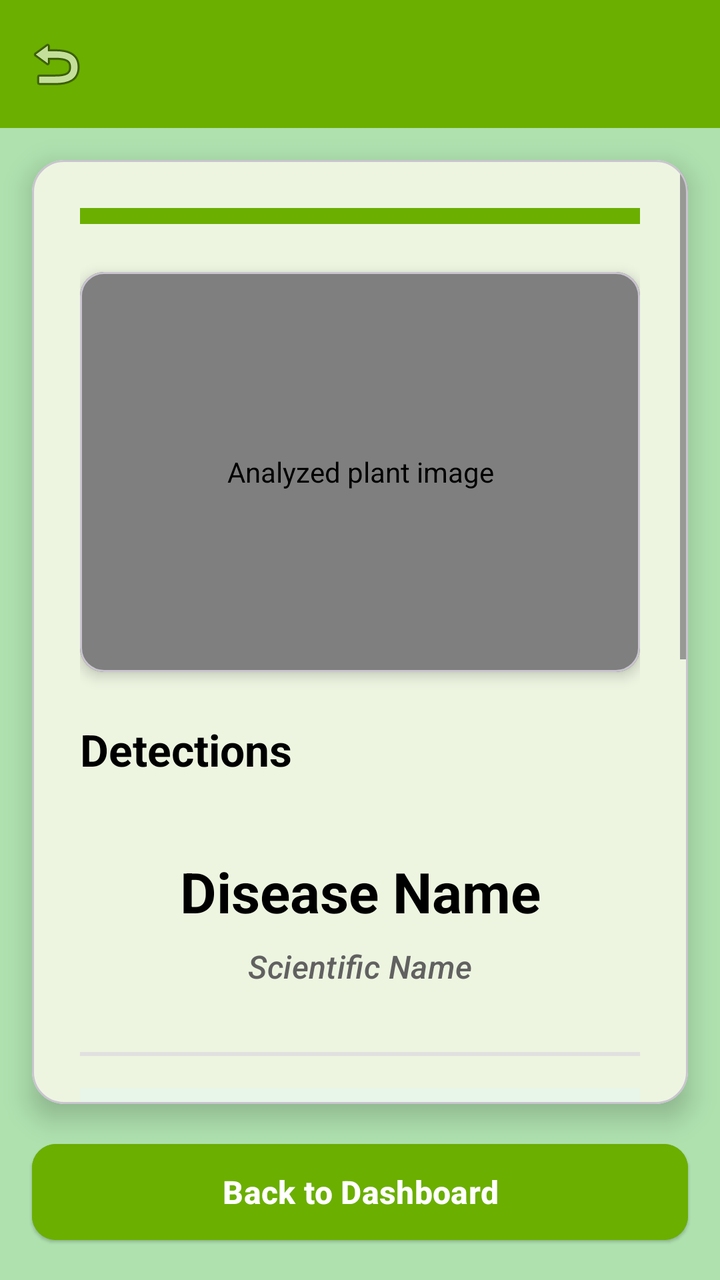
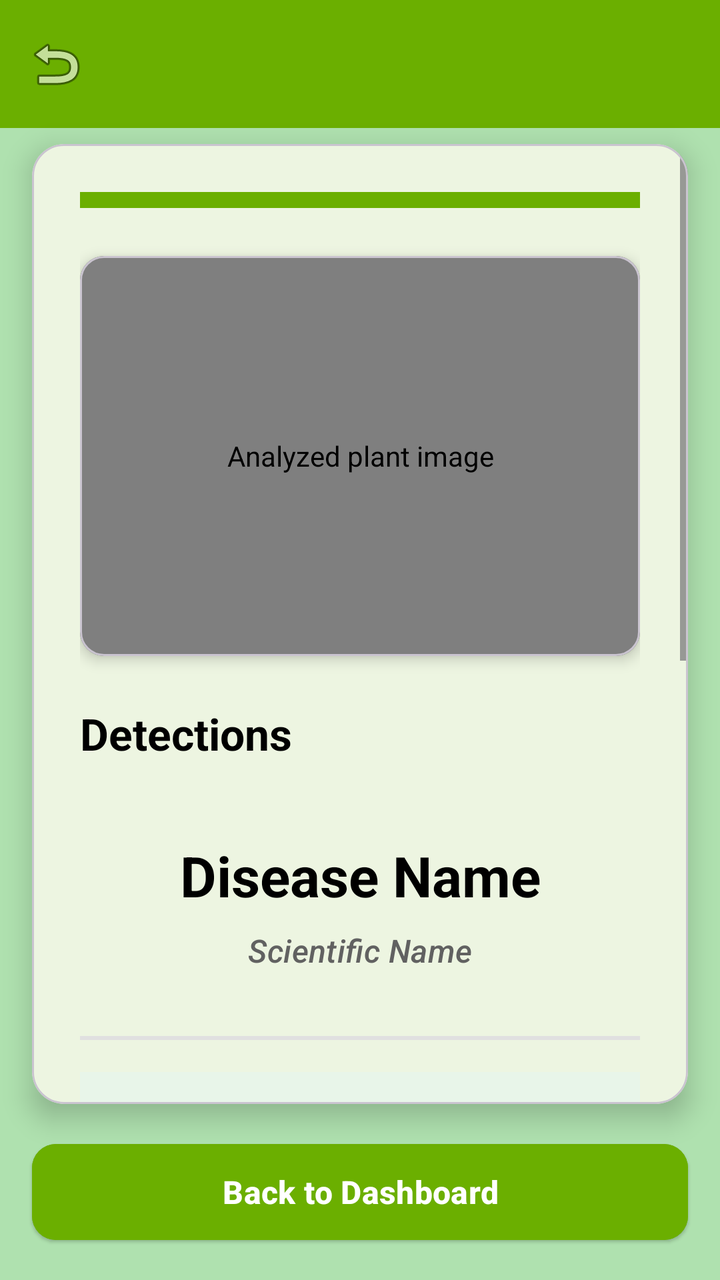

Compare the two renders of this Android layout. The source of the first and the diff that turns it into the second are given below.
<!-- AndroidManifest.xml: application theme Theme.CapstoneProjectApp -->
<!-- res/layout/activity_result.xml -->
<?xml version="1.0" encoding="utf-8"?>
<androidx.constraintlayout.widget.ConstraintLayout xmlns:android="http://schemas.android.com/apk/res/android"
    xmlns:app="http://schemas.android.com/apk/res-auto"
    xmlns:tools="http://schemas.android.com/tools"
    android:layout_width="match_parent"
    android:layout_height="match_parent"
    android:background="@color/Soft_Mint_Green"
    android:fitsSystemWindows="true"
    tools:context=".ResultActivity">

    
    <com.google.android.material.appbar.MaterialToolbar
        android:id="@+id/toolbar"
        android:layout_width="0dp"
        android:layout_height="?attr/actionBarSize"
        android:background="@color/Deep_Natural_Green"
        android:elevation="4dp"
        app:titleTextColor="@android:color/white"
        app:navigationIcon="@android:drawable/ic_menu_revert"
        app:layout_constraintEnd_toEndOf="parent"
        app:layout_constraintStart_toStartOf="parent"
        app:layout_constraintTop_toTopOf="parent" />

    
    <com.google.android.material.card.MaterialCardView
        android:id="@+id/resultCard"
        android:layout_width="0dp"
        android:layout_height="0dp"
        android:layout_marginHorizontal="16dp"
        android:layout_marginTop="16dp"
        android:layout_marginBottom="16dp"
        app:cardCornerRadius="16dp"
        app:cardElevation="8dp"
        app:layout_constraintBottom_toTopOf="@+id/btnBackToDashboard"
        app:layout_constraintEnd_toEndOf="parent"
        app:layout_constraintStart_toStartOf="parent"
        app:layout_constraintTop_toBottomOf="@+id/toolbar">

        <ScrollView
            android:layout_width="match_parent"
            android:layout_height="match_parent"
            android:fillViewport="true">

            <LinearLayout
                android:layout_width="match_parent"
                android:layout_height="wrap_content"
                android:orientation="vertical"
                android:padding="24dp">

                
                <View
                    android:id="@+id/severityIndicator"
                    android:layout_width="match_parent"
                    android:layout_height="8dp"
                    android:layout_marginBottom="24dp"
                    android:background="@color/Deep_Natural_Green"/>

                
                <com.google.android.material.card.MaterialCardView
                    android:layout_width="match_parent"
                    android:layout_height="wrap_content"
                    app:cardCornerRadius="12dp"
                    app:cardElevation="4dp"
                    android:layout_marginBottom="24dp">

                    <com.example.capstoneprojectapp.DetectionImageView
                        android:id="@+id/analyzedImageView"
                        android:layout_width="match_parent"
                        android:layout_height="200dp"
                        android:scaleType="centerCrop"
                        android:contentDescription="Analyzed plant image" />

                </com.google.android.material.card.MaterialCardView>

                
                <com.google.android.material.textview.MaterialTextView
                    android:id="@+id/detectionsHeader"
                    android:layout_width="match_parent"
                    android:layout_height="wrap_content"
                    android:text="Detections"
                    android:textAppearance="@style/TextAppearance.Material3.TitleLarge"
                    android:textStyle="bold"
                    android:textColor="@android:color/black"
                    android:paddingBottom="8dp"/>

                <com.google.android.material.textview.MaterialTextView
                    android:id="@+id/detectionsListText"
                    android:layout_width="match_parent"
                    android:layout_height="wrap_content"
                    android:text=""
                    android:textAppearance="@style/TextAppearance.Material3.BodyLarge"
                    android:textColor="#424242"
                    android:lineSpacingExtra="2dp"
                    android:paddingBottom="8dp"/>

                <com.google.android.material.button.MaterialButton
                    android:id="@+id/btnShowAllDetections"
                    style="@style/Widget.Material3.Button.TextButton"
                    android:layout_width="wrap_content"
                    android:layout_height="wrap_content"
                    android:text="Show all"
                    android:visibility="gone"
                    android:layout_gravity="end"
                    android:layout_marginBottom="16dp"/>

                
                <com.google.android.material.textview.MaterialTextView
                    android:id="@+id/diseaseNameText"
                    android:layout_width="match_parent"
                    android:layout_height="wrap_content"
                    android:text="Disease Name"
                    android:textAppearance="@style/TextAppearance.Material3.HeadlineMedium"
                    android:textStyle="bold"
                    android:textColor="@android:color/black"
                    android:gravity="center"
                    android:paddingBottom="8dp"/>

                
                <com.google.android.material.textview.MaterialTextView
                    android:id="@+id/scientificNameText"
                    android:layout_width="match_parent"
                    android:layout_height="wrap_content"
                    android:text="Scientific Name"
                    android:textAppearance="@style/TextAppearance.Material3.TitleMedium"
                    android:textStyle="italic"
                    android:textColor="#616161"
                    android:gravity="center"
                    android:paddingBottom="16dp"/>

                
                <View
                    android:layout_width="match_parent"
                    android:layout_height="2dp"
                    android:layout_marginVertical="16dp"
                    android:background="#E0E0E0"/>

                
                <com.google.android.material.textview.MaterialTextView
                    android:id="@+id/treatableStatusText"
                    android:layout_width="match_parent"
                    android:layout_height="wrap_content"
                    android:text="Treatable Status"
                    android:textAppearance="@style/TextAppearance.Material3.TitleMedium"
                    android:textStyle="bold"
                    android:textColor="@color/Deep_Natural_Green"
                    android:background="#E8F5E9"
                    android:padding="12dp"
                    android:layout_marginBottom="16dp"/>

                
                <com.google.android.material.textview.MaterialTextView
                    android:layout_width="match_parent"
                    android:layout_height="wrap_content"
                    android:text="📋 Definition"
                    android:textAppearance="@style/TextAppearance.Material3.TitleLarge"
                    android:textStyle="bold"
                    android:textColor="@android:color/black"
                    android:paddingBottom="8dp"/>

                <com.google.android.material.textview.MaterialTextView
                    android:id="@+id/definitionText"
                    android:layout_width="match_parent"
                    android:layout_height="wrap_content"
                    android:text="Disease definition and description"
                    android:textAppearance="@style/TextAppearance.Material3.BodyLarge"
                    android:textColor="#424242"
                    android:lineSpacingExtra="4dp"
                    android:paddingBottom="20dp"/>

                
                <View
                    android:layout_width="match_parent"
                    android:layout_height="1dp"
                    android:layout_marginVertical="12dp"
                    android:background="#E0E0E0"/>

                
                <com.google.android.material.textview.MaterialTextView
                    android:id="@+id/managementHeaderText"
                    android:layout_width="match_parent"
                    android:layout_height="wrap_content"
                    android:text="Management"
                    android:textAppearance="@style/TextAppearance.Material3.TitleMedium"
                    android:textStyle="bold"
                    android:textColor="@android:color/black"
                    android:paddingBottom="6dp"/>

                <com.google.android.material.textview.MaterialTextView
                    android:id="@+id/managementText"
                    android:layout_width="match_parent"
                    android:layout_height="wrap_content"
                    android:text="Management steps"
                    android:textAppearance="@style/TextAppearance.Material3.BodyLarge"
                    android:background="#E8F5E9"
                    android:padding="16dp"
                    android:textColor="#2E7D32"
                    android:lineSpacingExtra="4dp"
                    android:layout_marginBottom="16dp"/>

                
                <com.google.android.material.textview.MaterialTextView
                    android:id="@+id/preventionHeaderText"
                    android:layout_width="match_parent"
                    android:layout_height="wrap_content"
                    android:text="Prevention"
                    android:textAppearance="@style/TextAppearance.Material3.TitleMedium"
                    android:textStyle="bold"
                    android:textColor="@android:color/black"
                    android:paddingBottom="6dp"/>

                <com.google.android.material.textview.MaterialTextView
                    android:id="@+id/preventionText"
                    android:layout_width="match_parent"
                    android:layout_height="wrap_content"
                    android:text="Prevention tips"
                    android:textAppearance="@style/TextAppearance.Material3.BodyLarge"
                    android:background="#E8F5E9"
                    android:padding="16dp"
                    android:textColor="#2E7D32"
                    android:lineSpacingExtra="4dp"
                    android:layout_marginBottom="16dp"/>

                
                <View
                    android:layout_width="match_parent"
                    android:layout_height="1dp"
                    android:layout_marginVertical="12dp"
                    android:background="#E0E0E0"/>

                
                <com.google.android.material.textview.MaterialTextView
                    android:id="@+id/confidenceText"
                    android:layout_width="wrap_content"
                    android:layout_height="wrap_content"
                    android:layout_gravity="end"
                    android:text="Detection Confidence: High"
                    android:textAppearance="@style/TextAppearance.Material3.LabelLarge"
                    android:textColor="#9E9E9E"
                    android:textStyle="italic"/>

            </LinearLayout>
        </ScrollView>
    </com.google.android.material.card.MaterialCardView>

    
    <com.google.android.material.button.MaterialButton
        android:id="@+id/btnBackToDashboard"
        style="@style/Widget.Material3.Button.ElevatedButton"
        android:layout_width="0dp"
        android:layout_height="56dp"
        android:text="Back to Dashboard"
        android:textSize="16sp"
        android:textStyle="bold"
        android:textColor="@android:color/white"
        android:backgroundTint="@color/Deep_Natural_Green"
        android:layout_marginHorizontal="16dp"
        android:layout_marginBottom="16dp"
        app:cornerRadius="12dp"
        app:layout_constraintBottom_toBottomOf="parent"
        app:layout_constraintEnd_toEndOf="parent"
        app:layout_constraintStart_toStartOf="parent" />

</androidx.constraintlayout.widget.ConstraintLayout>
<!-- resources referenced by this layout -->
<resources>
  <color name="Deep_Natural_Green">#6BAF00</color>
  <color name="Soft_Mint_Green">#AFE1AF</color>
  <style name="Theme.CapstoneProjectApp" parent="Base.Theme.CapstoneProjectApp" />
  <style name="Base.Theme.CapstoneProjectApp" parent="Theme.Material3.DayNight.NoActionBar">
          
          <item name="colorPrimary">@color/Deep_Natural_Green</item>
          <item name="colorPrimaryVariant">@color/Mild_Tone_Green</item>
          <item name="colorOnPrimary">@android:color/white</item>
          
          
          <item name="colorSecondary">@color/Bright_Lime_Green</item>
          <item name="colorSecondaryVariant">@color/Mild_Tone_Green</item>
          <item name="colorOnSecondary">@android:color/white</item>
          
          
          <item name="android:colorBackground">@color/Soft_Mint_Green</item>
          <item name="colorSurface">@android:color/white</item>
          <item name="colorOnBackground">@color/Near_Black</item>
          <item name="colorOnSurface">@color/Near_Black</item>
          
          
          <item name="android:statusBarColor">@color/Deep_Natural_Green</item>
          <item name="android:windowLightStatusBar">false</item>
          
          
          <item name="android:navigationBarColor">@color/Deep_Natural_Green</item>
          
          
          <item name="bottomNavigationStyle">@style/Widget.App.BottomNavigationView</item>
      </style>
  <color name="Mild_Tone_Green">#7DA97D</color>&gt;
  <color name="Bright_Lime_Green">#A3D900</color>
  <color name="Near_Black">#1C1C1C</color>
  <style name="Widget.App.BottomNavigationView" parent="Widget.Material3.BottomNavigationView">
          <item name="materialThemeOverlay">@style/ThemeOverlay.App.BottomNavigationView</item>
          <item name="itemIconTint">@color/bottom_nav_color</item>
          <item name="itemTextColor">@color/bottom_nav_color</item>
          <item name="itemRippleColor">@color/Mild_Tone_Green</item>
      </style>
  <style name="ThemeOverlay.App.BottomNavigationView" parent="">
          <item name="colorPrimary">@color/Deep_Natural_Green</item>
          <item name="colorOnPrimary">@color/Muted_Gray</item>
          <item name="colorSurface">@android:color/white</item>
      </style>
  <color name="Muted_Gray">#666666</color>
</resources>

<!-- the commit's change to res/layout/activity_result.xml (unified diff, before → after) -->
@@ -23,18 +23,43 @@
 
     
     <com.google.android.material.card.MaterialCardView
+        android:id="@+id/offlineBanner"
+        android:layout_width="0dp"
+        android:layout_height="wrap_content"
+        android:layout_marginHorizontal="16dp"
+        android:layout_marginTop="12dp"
+        android:visibility="gone"
+        app:cardBackgroundColor="#FFF3CD"
+        app:cardCornerRadius="8dp"
+        app:cardElevation="0dp"
+        app:layout_constraintTop_toBottomOf="@+id/toolbar"
+        app:layout_constraintStart_toStartOf="parent"
+        app:layout_constraintEnd_toEndOf="parent">
+
+        <com.google.android.material.textview.MaterialTextView
+            android:layout_width="match_parent"
+            android:layout_height="wrap_content"
+            android:padding="12dp"
+            android:text="Offline data: Showing cached disease info"
+            android:textColor="#7A5B00"
+            android:textAppearance="@style/TextAppearance.Material3.BodyMedium" />
+
+    </com.google.android.material.card.MaterialCardView>
+
+    
+    <com.google.android.material.card.MaterialCardView
         android:id="@+id/resultCard"
         android:layout_width="0dp"
         android:layout_height="0dp"
         android:layout_marginHorizontal="16dp"
-        android:layout_marginTop="16dp"
+        android:layout_marginTop="8dp"
         android:layout_marginBottom="16dp"
         app:cardCornerRadius="16dp"
         app:cardElevation="8dp"
         app:layout_constraintBottom_toTopOf="@+id/btnBackToDashboard"
         app:layout_constraintEnd_toEndOf="parent"
         app:layout_constraintStart_toStartOf="parent"
-        app:layout_constraintTop_toBottomOf="@+id/toolbar">
+        app:layout_constraintTop_toBottomOf="@+id/offlineBanner">
 
         <ScrollView
             android:layout_width="match_parent"
<!-- resource entries referenced after the edit -->
@@ -3,7 +3,7 @@
   <color name="Deep_Natural_Green">#6BAF00</color>
   <color name="Soft_Mint_Green">#AFE1AF</color>
   <style name="Theme.CapstoneProjectApp" parent="Base.Theme.CapstoneProjectApp" />
-  <style name="Base.Theme.CapstoneProjectApp" parent="Theme.Material3.DayNight.NoActionBar">
+  <style name="Base.Theme.CapstoneProjectApp" parent="Theme.Material3.Light.NoActionBar">
           
           <item name="colorPrimary">@color/Deep_Natural_Green</item>
           <item name="colorPrimaryVariant">@color/Mild_Tone_Green</item>
@@ -28,6 +28,9 @@
           <item name="android:navigationBarColor">@color/Deep_Natural_Green</item>
           
           
+          <item name="android:forceDarkAllowed">false</item>
+  
+          
           <item name="bottomNavigationStyle">@style/Widget.App.BottomNavigationView</item>
       </style>
   <color name="Mild_Tone_Green">#7DA97D</color>&gt;
